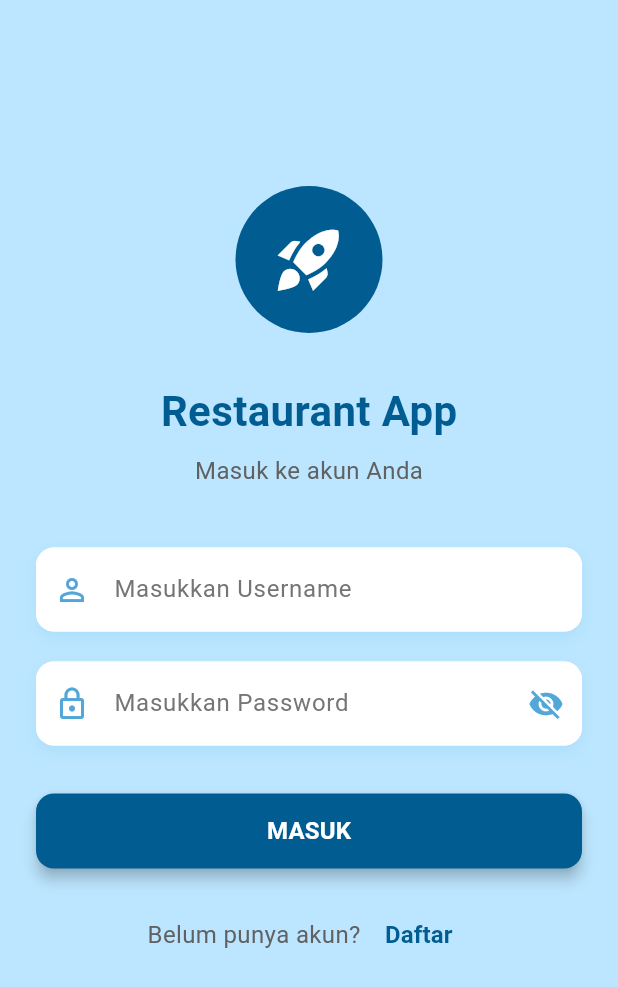
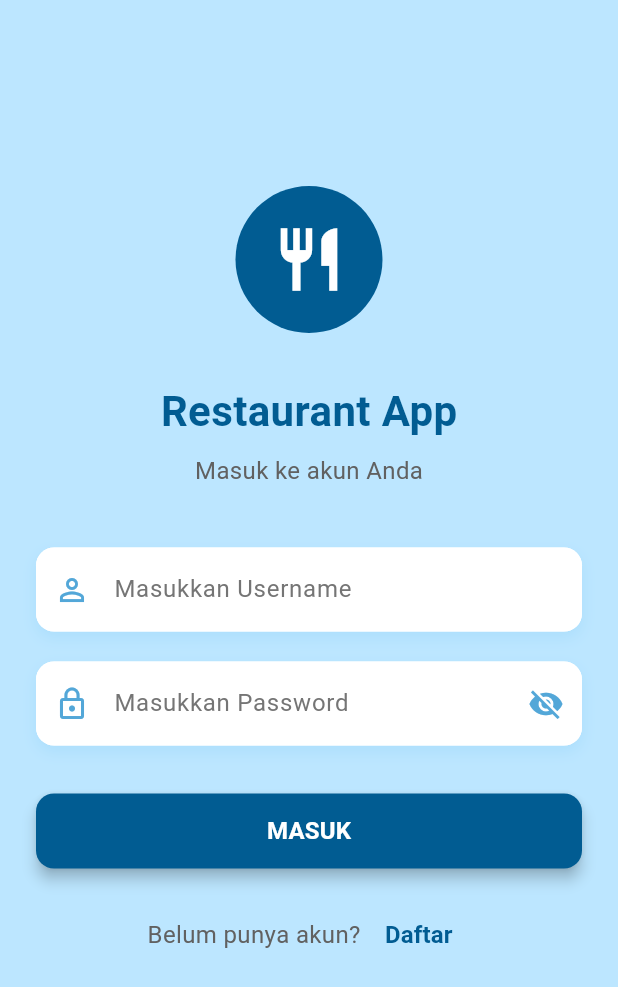
Before and after one commit to amrisabilly/124230147_responsi_praktikum_mobile, a Flutter app: the screen it shows after launch, on a phone screen of 412 x 824 dp. Shown: the top 987 px of the screen. Run offline on Flutter 3.47's test engine with Material 3 defaults, Android fonts, the phone set to English and light mode, and no system bars; our stand-ins replace shared_preferences.

Commit message:
add login

```diff
--- a/lib/screens/login_screen.dart
+++ b/lib/screens/login_screen.dart
@@ -20,7 +20,6 @@ class _LoginScreenState extends State<LoginScreen> {
     String username = _usernameController.text.trim();
     String password = _passwordController.text.trim();
 
-    // Validasi Username
     if (username.isEmpty) {
       ScaffoldMessenger.of(context).showSnackBar(
         const SnackBar(
@@ -31,7 +30,6 @@ class _LoginScreenState extends State<LoginScreen> {
       return;
     }
 
-    // Validasi Password
     if (password.isEmpty) {
       ScaffoldMessenger.of(context).showSnackBar(
         const SnackBar(
@@ -42,7 +40,6 @@ class _LoginScreenState extends State<LoginScreen> {
       return;
     }
 
-    // Cek apakah user terdaftar
     bool registered = await _authService.isRegistered(username);
     if (!registered) {
       ScaffoldMessenger.of(context).showSnackBar(
@@ -54,7 +51,6 @@ class _LoginScreenState extends State<LoginScreen> {
       return;
     }
 
-    // Validasi login dengan username dan password
     bool isValid = await _authService.validateLogin(username, password);
     if (!isValid) {
       ScaffoldMessenger.of(context).showSnackBar(
@@ -66,7 +62,6 @@ class _LoginScreenState extends State<LoginScreen> {
       return;
     }
 
-    // Login berhasil
     await _authService.login(username);
     if (mounted) {
       ScaffoldMessenger.of(context).showSnackBar(
@@ -95,7 +90,6 @@ class _LoginScreenState extends State<LoginScreen> {
               children: [
                 const SizedBox(height: 100),
 
-                // Icon
                 Container(
                   padding: const EdgeInsets.all(24),
                   decoration: const BoxDecoration(
@@ -103,14 +97,12 @@ class _LoginScreenState extends State<LoginScreen> {
                     shape: BoxShape.circle,
                   ),
                   child: const Icon(
-                    Icons.rocket_launch,
+                    Icons.restaurant,
                     size: 50,
                     color: Colors.white,
                   ),
                 ),
                 const SizedBox(height: 32),
-
-                // Title
                 const Text(
                   "Restaurant App",
                   style: TextStyle(
@@ -120,15 +112,14 @@ class _LoginScreenState extends State<LoginScreen> {
                   ),
                 ),
                 const SizedBox(height: 8),
-
-                // Subtitle
                 Text(
                   "Masuk ke akun Anda",
                   style: TextStyle(fontSize: 16, color: Colors.grey[700]),
                 ),
+
                 const SizedBox(height: 40),
 
-                // TextField Username
+
                 Container(
                   decoration: BoxDecoration(
                     color: Colors.white,
@@ -171,8 +162,6 @@ class _LoginScreenState extends State<LoginScreen> {
                   ),
                 ),
                 const SizedBox(height: 20),
-
-                // TextField Password
                 Container(
                   decoration: BoxDecoration(
                     color: Colors.white,
@@ -230,7 +219,9 @@ class _LoginScreenState extends State<LoginScreen> {
                 ),
                 const SizedBox(height: 32),
 
-                // Login Button
+
+
+
                 ElevatedButton(
                   onPressed: _handleLogin,
                   style: ElevatedButton.styleFrom(
@@ -249,7 +240,8 @@ class _LoginScreenState extends State<LoginScreen> {
                 ),
                 const SizedBox(height: 20),
 
-                // Register Link
+
+
                 Row(
                   mainAxisAlignment: MainAxisAlignment.center,
                   children: [
```
Also changed, not shown: lib/screens/register_screen.dart (+1 -14 lines).
